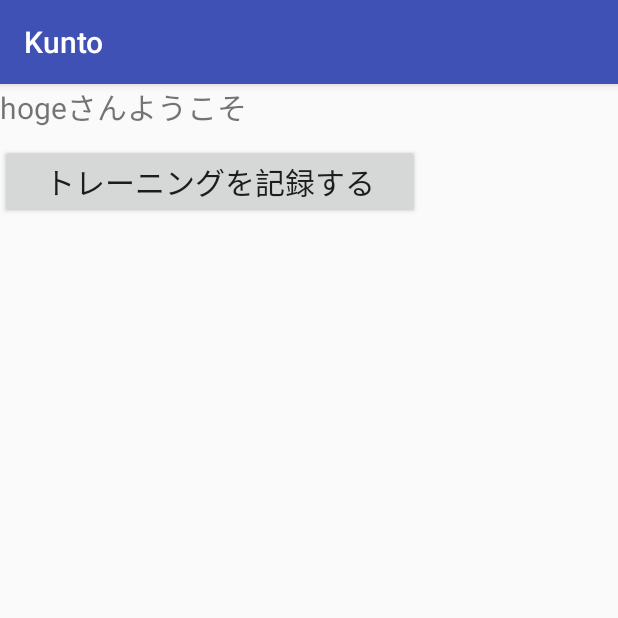
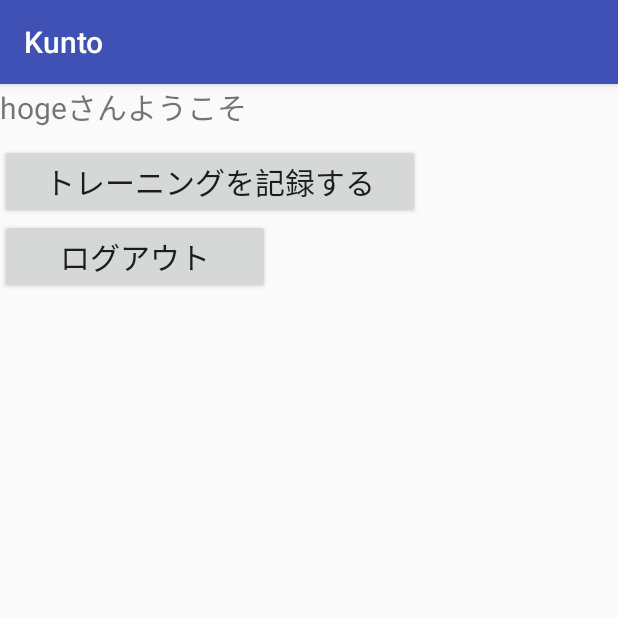
Before and after one commit to GuHoo/Kunto-Frontend, an Android app: the UserPageActivity screen opened directly, with no data from a screen before it, on a phone screen of 412 x 824 dp, the top half of it. Run offline under Robolectric (Android 15) with nearby library versions, the phone set to English and light mode, and no system bars; our stand-ins replace RxJava, Timber.

Commit message:
サインアウトの機能追加

```diff
--- a/app/src/main/java/slp/etr/guhoo/kunto_frontend/activitys/UserPageActivity.java
+++ b/app/src/main/java/slp/etr/guhoo/kunto_frontend/activitys/UserPageActivity.java
@@ -1,12 +1,22 @@
 package slp.etr.guhoo.kunto_frontend.activitys;
 
+import android.content.Intent;
 import android.support.v7.app.AppCompatActivity;
 import android.os.Bundle;
+import android.view.View;
 import android.widget.TextView;
 
+import io.reactivex.Observable;
+import io.reactivex.android.schedulers.AndroidSchedulers;
+import io.reactivex.schedulers.Schedulers;
 import slp.etr.guhoo.kunto_frontend.R;
+import slp.etr.guhoo.kunto_frontend.utils.db.PreferenceController;
+import slp.etr.guhoo.kunto_frontend.utils.http.KuntoService;
+import slp.etr.guhoo.kunto_frontend.utils.http.RetrofitClient;
+import slp.etr.guhoo.kunto_frontend.utils.http.entity.SignOutResponse;
+import timber.log.Timber;
 
-public class UserPageActivity extends AppCompatActivity {
+public class UserPageActivity extends AppCompatActivity implements View.OnClickListener {
 
     private TextView textViewUserName;
 
@@ -16,5 +26,31 @@ public class UserPageActivity extends AppCompatActivity {
         setContentView(R.layout.activity_user_page);
 
         textViewUserName = (TextView) findViewById(R.id.textViewUserName);
+        findViewById(R.id.buttonSignOut).setOnClickListener(this);
+    }
+
+    @Override
+    public void onClick(View v) {
+        String token = PreferenceController.getToken(getApplicationContext());
+
+        KuntoService service = RetrofitClient.create();
+        if (v.getId() == R.id.buttonSignOut) {
+            Observable<SignOutResponse> repos = service.signOut(token);
+            repos
+                    .subscribeOn(Schedulers.io())
+                    .observeOn(AndroidSchedulers.mainThread())
+                    .subscribe(
+                            signOutResponse -> {
+                                Timber.d("success:" + signOutResponse.getMessage());
+                                PreferenceController.removeToken(getApplicationContext());
+                                Intent intent = new Intent(this, TopPageActivity.class);
+                                startActivity(intent);
+                            },
+                            throwable -> Timber.e(throwable),
+                            () -> {
+                                Timber.d("complete");
+                            }
+                    );
+        }
     }
 }
--- a/app/src/main/java/slp/etr/guhoo/kunto_frontend/utils/http/KuntoService.java
+++ b/app/src/main/java/slp/etr/guhoo/kunto_frontend/utils/http/KuntoService.java
@@ -1,9 +1,11 @@
 package slp.etr.guhoo.kunto_frontend.utils.http;
 
 import io.reactivex.Observable;
+import retrofit2.http.DELETE;
 import retrofit2.http.POST;
 import retrofit2.http.Query;
 import slp.etr.guhoo.kunto_frontend.utils.http.entity.SignInResponse;
+import slp.etr.guhoo.kunto_frontend.utils.http.entity.SignOutResponse;
 import slp.etr.guhoo.kunto_frontend.utils.http.entity.SignUpResponse;
 
 public interface KuntoService {
@@ -13,5 +15,8 @@ public interface KuntoService {
     @POST("api/users/sign_in")
     Observable<SignInResponse> signIn(@Query("email") String email, @Query("password") String password);
 
+    @DELETE("api/users/sign_out")
+    Observable<SignOutResponse> signOut(@Query("token") String token);
+
 
 }
--- a/app/src/main/res/layout/activity_user_page.xml
+++ b/app/src/main/res/layout/activity_user_page.xml
@@ -13,6 +13,7 @@
         android:text="hogeさんようこそ"
         android:textSize="20sp" />
 
+
     <Button
         android:id="@+id/buttonSelectTrains"
         android:layout_width="280dp"
@@ -20,5 +21,11 @@
         android:text="トレーニングを記録する"
         android:textSize="20sp" />
 
+    <Button
+        android:id="@+id/buttonSignOut"
+        android:layout_width="180dp"
+        android:layout_height="wrap_content"
+        android:text="ログアウト"
+        android:textSize="20sp" />
 
 </LinearLayout>
```
Also changed, not shown: app/src/main/java/slp/etr/guhoo/kunto_frontend/utils/db/PreferenceController.java (+7 -0 lines), app/src/main/java/slp/etr/guhoo/kunto_frontend/utils/http/entity/SignOutResponse.java (added, +24 -0 lines).
